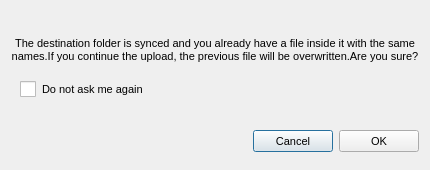
The window that Source/MEGASync/gui/linux/MessageBox.ui (meganz/MEGAsync) describes before a commit, drawn with Qt 5.
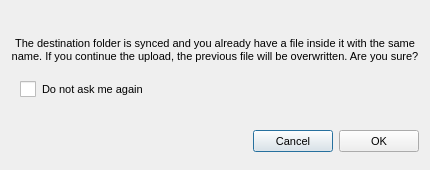
The same window after the commit.

```diff
--- a/Source/MEGASync/gui/linux/MessageBox.ui
+++ b/Source/MEGASync/gui/linux/MessageBox.ui
@@ -91,7 +91,7 @@
       <enum>Qt::LeftToRight</enum>
      </property>
      <property name="text">
-      <string>The destination folder is synced and you already have a file inside it with the same names.If you continue the upload, the previous file will be overwritten.Are you sure?</string>
+      <string>The destination folder is synced and you already have a file inside it with the same name. If you continue the upload, the previous file will be overwritten. Are you sure?</string>
      </property>
      <property name="alignment">
       <set>Qt::AlignBottom|Qt::AlignHCenter</set>
```
